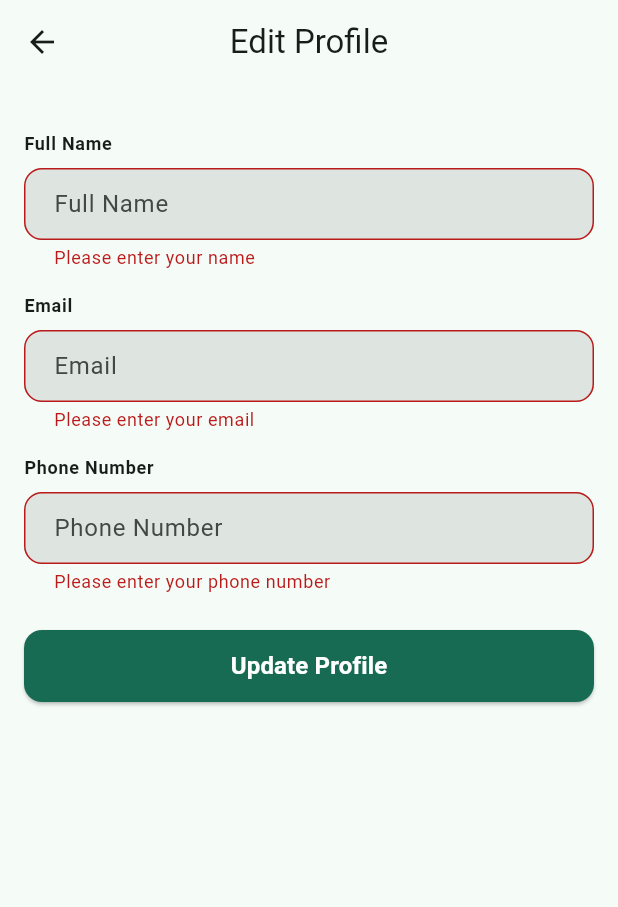
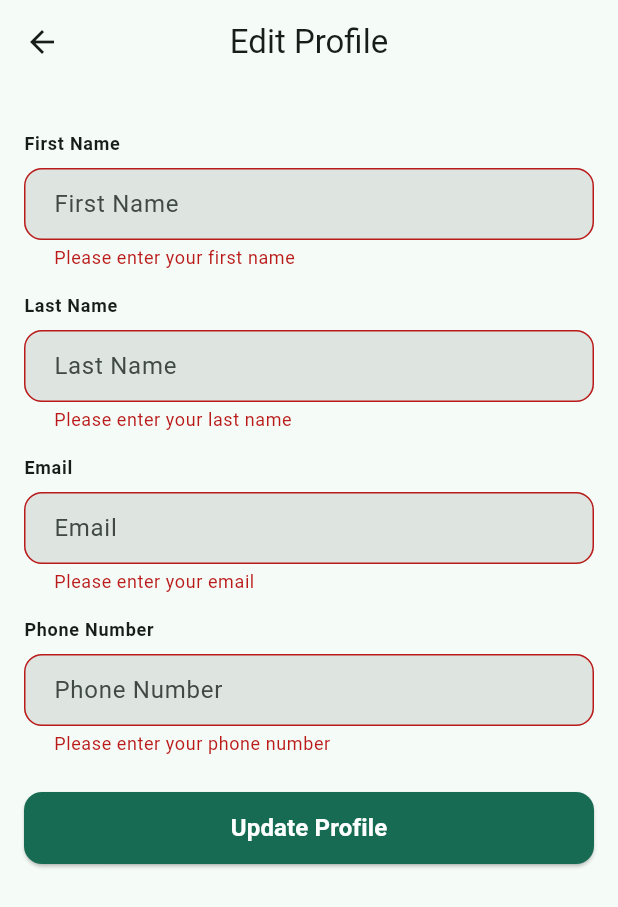
Before and after one commit to SL-NIC-Bridge/NATIVE, a Flutter app: the EditProfileScreen screen opened by its route, after a tap on "Update Profile", on a phone screen of 412 x 824 dp. Shown: the top 907 px of the screen. Run offline on Flutter 3.47's test engine with Material 3 defaults, Android fonts, the light colour scheme and no system bars; our stand-ins replace dio, file_picker, flutter_riverpod, flutter_secure_storage, go_router, image_picker and 3 more; missing offline and left inert: bcrypt, google_mlkit_text_recognition; accounts and stored records are empty.

Commit message:
Refactor EditProfileScreen to separate first and last name fields, enhance validation, and improve loading state handling

```diff
--- a/lib/src/features/settings/screens/edit_profile_screen.dart
+++ b/lib/src/features/settings/screens/edit_profile_screen.dart
@@ -13,36 +13,80 @@ class EditProfileScreen extends ConsumerStatefulWidget {
 
 class _EditProfileScreenState extends ConsumerState<EditProfileScreen> {
   final _formKey = GlobalKey<FormState>();
-  late TextEditingController _nameController;
+  late TextEditingController _firstNameController;
+  late TextEditingController _lastNameController;
   late TextEditingController _emailController;
   late TextEditingController _phoneController;
+  bool _isLoading = false;
 
   @override
   void initState() {
     super.initState();
     final user = ref.read(authStateProvider).value?.user;
-    _nameController = TextEditingController(text: user?.fullName ?? '');
+    _firstNameController = TextEditingController(text: user?.firstName ?? '');
+    _lastNameController = TextEditingController(text: user?.lastName ?? '');
     _emailController = TextEditingController(text: user?.email ?? '');
     _phoneController = TextEditingController(text: user?.phone ?? '');
   }
 
   @override
   void dispose() {
-    _nameController.dispose();
+    _firstNameController.dispose();
+    _lastNameController.dispose();
     _emailController.dispose();
     _phoneController.dispose();
     super.dispose();
   }
 
   Future<void> _updateProfile() async {
-    if (_formKey.currentState?.validate() ?? false) {
-      // TODO: Implement profile update
+    if (!(_formKey.currentState?.validate() ?? false)) {
+      return;
+    }
+
+    setState(() {
+      _isLoading = true;
+    });
+
+    try {
+      await ref.read(authStateProvider.notifier).updateProfile(
+        firstName: _firstNameController.text.trim(),
+        lastName: _lastNameController.text.trim(),
+        email: _emailController.text.trim(),
+        phone: _phoneController.text.trim(),
+      );
+
+      if (mounted) {
+        ScaffoldMessenger.of(context).showSnackBar(
+          const SnackBar(
+            content: Text('Profile updated successfully'),
+            backgroundColor: Colors.green,
+          ),
+        );
+        Navigator.of(context).pop();
+      }
+    } catch (e) {
+      if (mounted) {
+        ScaffoldMessenger.of(context).showSnackBar(
+          SnackBar(
+            content: Text('Error: ${e.toString().replaceFirst('Exception: ', '')}'),
+            backgroundColor: Colors.red,
+          ),
+        );
+      }
+    } finally {
+      if (mounted) {
+        setState(() {
+          _isLoading = false;
+        });
+      }
     }
   }
 
   @override
   Widget build(BuildContext context) {
-    return Scaffold(
+    return Stack(
+      children: [
+        Scaffold(
           appBar: AppBar(
             title: const Text('Edit Profile'),
           ),
@@ -53,11 +97,30 @@ class _EditProfileScreenState extends ConsumerState<EditProfileScreen> {
               children: [
                 const SizedBox(height: 16),
                 CustomTextField(
-              controller: _nameController,
-              label: 'Full Name',
+                  controller: _firstNameController,
+                  label: 'First Name',
+                  enabled: !_isLoading,
                   validator: (value) {
                     if (value?.isEmpty ?? true) {
-                  return 'Please enter your name';
+                      return 'Please enter your first name';
+                    }
+                    if (value!.length < 2) {
+                      return 'First name must be at least 2 characters';
+                    }
+                    return null;
+                  },
+                ),
+                const SizedBox(height: 16),
+                CustomTextField(
+                  controller: _lastNameController,
+                  label: 'Last Name',
+                  enabled: !_isLoading,
+                  validator: (value) {
+                    if (value?.isEmpty ?? true) {
+                      return 'Please enter your last name';
+                    }
+                    if (value!.length < 2) {
+                      return 'Last name must be at least 2 characters';
                     }
                     return null;
                   },
@@ -67,6 +130,7 @@ class _EditProfileScreenState extends ConsumerState<EditProfileScreen> {
                   controller: _emailController,
                   label: 'Email',
                   keyboardType: TextInputType.emailAddress,
+                  enabled: !_isLoading,
                   validator: (value) {
                     if (value?.isEmpty ?? true) {
                       return 'Please enter your email';
@@ -82,24 +146,37 @@ class _EditProfileScreenState extends ConsumerState<EditProfileScreen> {
                   controller: _phoneController,
                   label: 'Phone Number',
                   keyboardType: TextInputType.phone,
+                  enabled: !_isLoading,
                   validator: (value) {
                     if (value?.isEmpty ?? true) {
                       return 'Please enter your phone number';
                     }
-                if (!RegExp(r'^\+?[\d\s-]+$').hasMatch(value!)) {
+                    if (!RegExp(r'^\+?[\d\s\-\(\)]+$').hasMatch(value!)) {
                       return 'Please enter a valid phone number';
+                    }
+                    if (value.replaceAll(RegExp(r'[\s\-\(\)]'), '').length < 8) {
+                      return 'Phone number must be at least 8 digits';
                     }
                     return null;
                   },
                 ),
                 const SizedBox(height: 24),
                 CustomButton(
-              onPressed: _updateProfile,
-              text: 'Update Profile',
+                  onPressed: _isLoading ? null : _updateProfile,
+                  text: _isLoading ? 'Updating...' : 'Update Profile',
                 ),
               ],
             ),
           ),
+        ),
+        if (_isLoading)
+          Container(
+            color: Colors.black.withOpacity(0.3),
+            child: const Center(
+              child: CircularProgressIndicator(),
+            ),
+          ),
+      ],
     );
   }
 }
```
Lines whose indentation alone changed are shown as unchanged.
